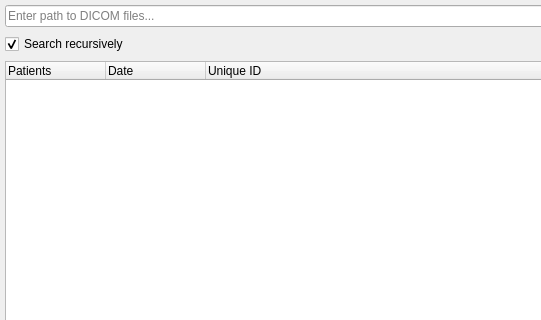
The window that ui/patientexplorerwidget.ui (ekamperi/dicomviewer) describes before a commit, drawn with Qt 5; both pictures show x 0 to 541 and y 0 to 320 of the 799 by 402 pixel window.
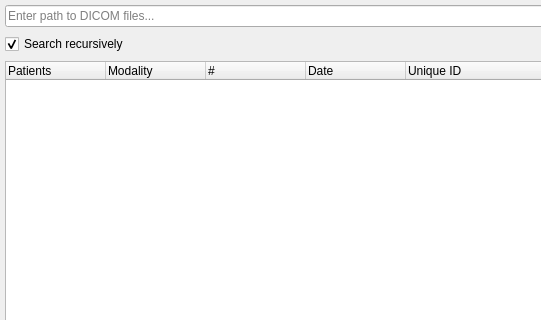
The same window after the commit.

Commit message: Also include modality in patient explorer

Diff of the .ui file:
```diff
--- a/ui/patientexplorerwidget.ui
+++ b/ui/patientexplorerwidget.ui
@@ -106,7 +106,7 @@
         <bool>false</bool>
        </property>
        <property name="columnCount">
-        <number>3</number>
+        <number>5</number>
        </property>
        <attribute name="headerCascadingSectionResizes">
         <bool>false</bool>
@@ -122,6 +122,16 @@
          <string>Patients</string>
         </property>
        </column>
+       <column>
+        <property name="text">
+         <string>Modality</string>
+        </property>
+       </column>
+       <column>
+        <property name="text">
+         <string>#</string>
+        </property>
+       </column>
        <column>
         <property name="text">
          <string>Date</string>
```
Left out of the diff: 52 changed lines with no effect on the pictures. The commit also changes 4 other files.
